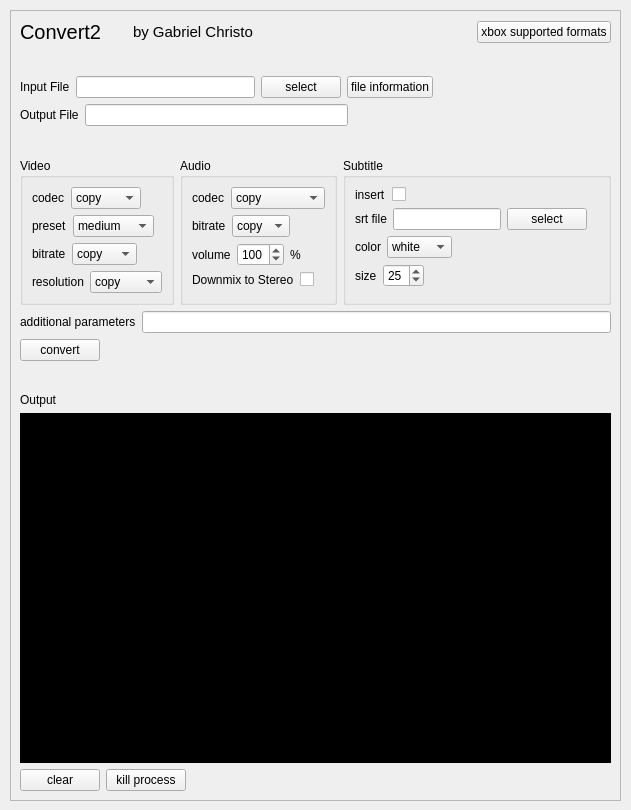
Old version of the form convert2.ui in the repository gabrielchristo/convert2.
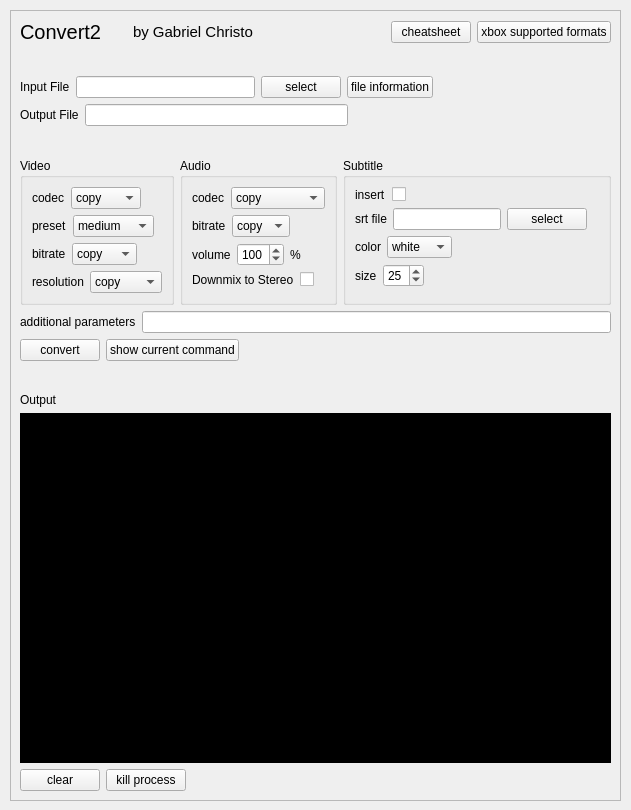
New version of the form.

Commit message: added subtitle commands and cheatsheet

```diff
--- a/convert2.ui
+++ b/convert2.ui
@@ -93,6 +93,13 @@
          </property>
         </spacer>
        </item>
+       <item>
+        <widget class="QPushButton" name="cheatsheetButton">
+         <property name="text">
+          <string>cheatsheet</string>
+         </property>
+        </widget>
+       </item>
        <item>
         <widget class="QPushButton" name="xboxButton">
          <property name="text">
@@ -663,6 +670,13 @@
          </property>
         </widget>
        </item>
+       <item>
+        <widget class="QPushButton" name="crrtCmdButton">
+         <property name="text">
+          <string>show current command</string>
+         </property>
+        </widget>
+       </item>
        <item>
         <spacer name="horizontalSpacer_2">
          <property name="orientation">
```
The commit also changes 6 other files.
